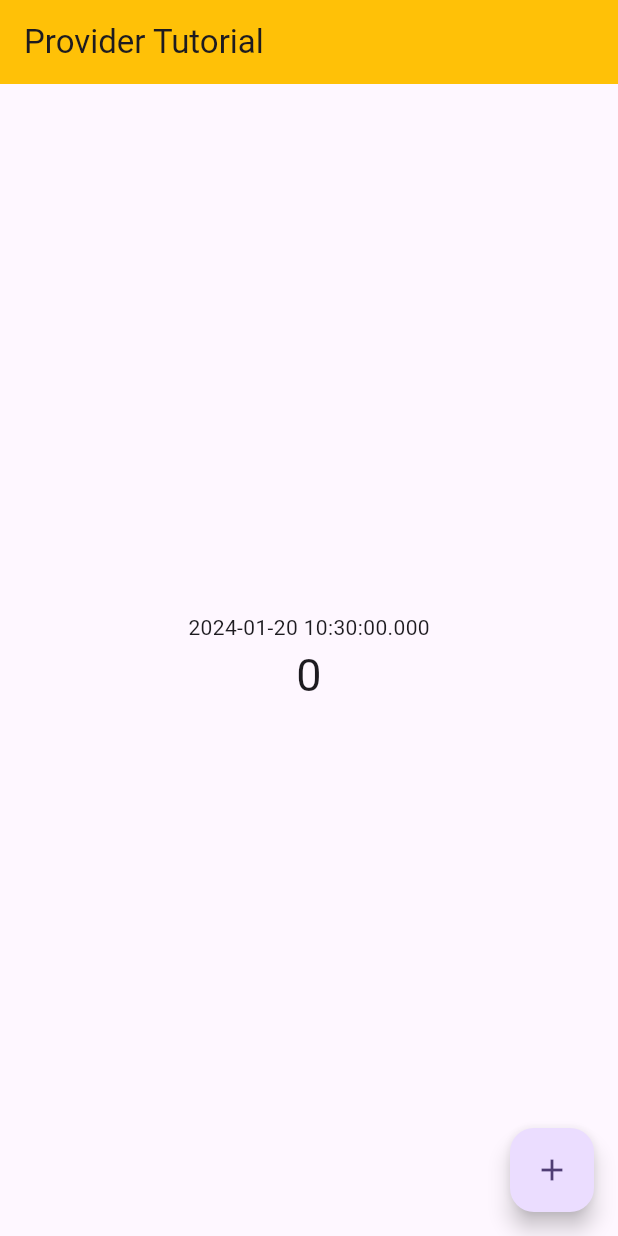
After one commit to shiran02/-Provider-State-Management-course, a Flutter app: the screen it shows after launch, on a phone screen of 412 x 824 dp. The commit adds this screen. Run offline on Flutter 3.47's test engine with Material 3 defaults, Android fonts, the phone set to English and light mode, and no system bars.

Commit message:
Statefull widget || Provider State Management course

```diff
--- a/provider_course/lib/main.dart
+++ b/provider_course/lib/main.dart
@@ -1,5 +1,6 @@
 import 'package:flutter/material.dart';
 import 'package:provider_course/home_screen.dart';
+import 'package:provider_course/stateful_widget_screen.dart';
 
 void main() {
   runApp(const MyApp());
@@ -18,7 +19,7 @@ class MyApp extends StatelessWidget {
         colorScheme: ColorScheme.fromSeed(seedColor: Colors.deepPurple),
         useMaterial3: true,
       ),
-      home:  HomeScreen(),
+      home:  StateFulWidget(),
     );
   }
 }
--- /dev/null
+++ b/provider_course/lib/stateful_widget_screen.dart
@@ -0,0 +1,51 @@
+import 'package:flutter/material.dart';
+
+class StateFulWidget extends StatefulWidget {
+  const StateFulWidget({super.key});
+
+  @override
+  State<StateFulWidget> createState() => _StateFulWidgetState();
+}
+
+class _StateFulWidgetState extends State<StateFulWidget> {
+
+  int count  = 0;
+
+  @override
+  Widget build(BuildContext context) {
+    print('in build');
+    return Scaffold(
+      appBar: AppBar(
+        backgroundColor: Colors.amber,
+        title: Text('Provider Tutorial'),
+      ),
+      body: Column(
+        crossAxisAlignment:CrossAxisAlignment.center,
+        mainAxisAlignment: MainAxisAlignment.center,
+        children: [
+
+          Text(DateTime.now().toString()),
+          Center(
+            child: Text(
+                count.toString(),
+              style: TextStyle(
+                fontSize: 30
+              ),
+            ),
+          )
+        ],
+      ),
+
+      floatingActionButton: FloatingActionButton(
+        onPressed: () {
+          count++;
+          print(count);
+          setState(() {
+
+          });
+        },
+        child: Icon(Icons.add),
+        ),
+    );
+  }
+}
```
